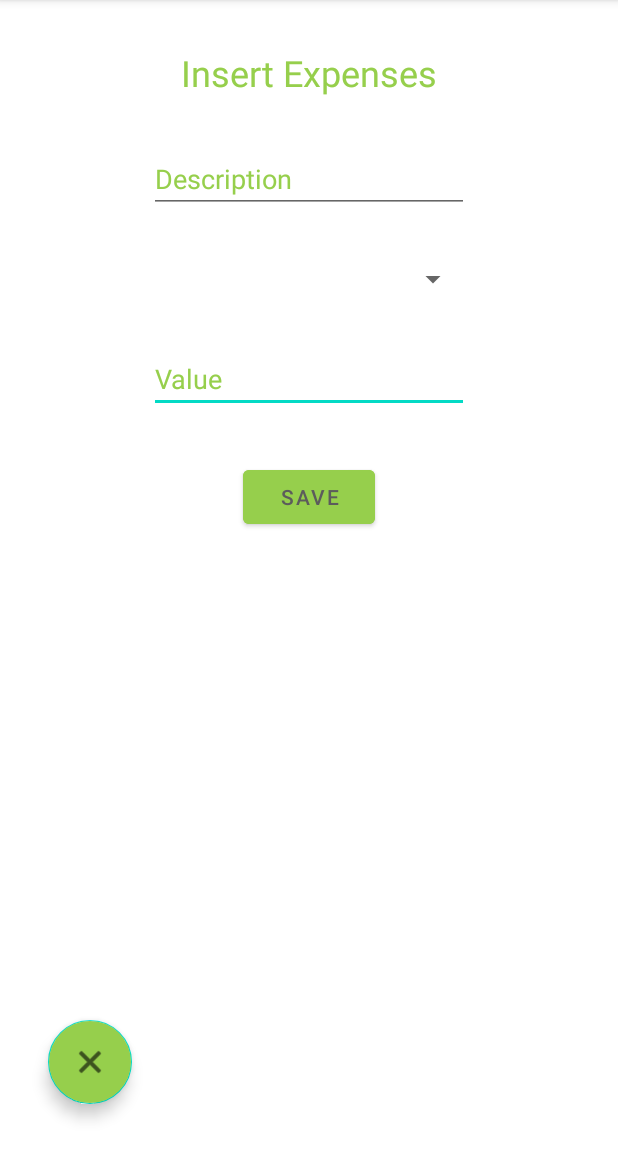
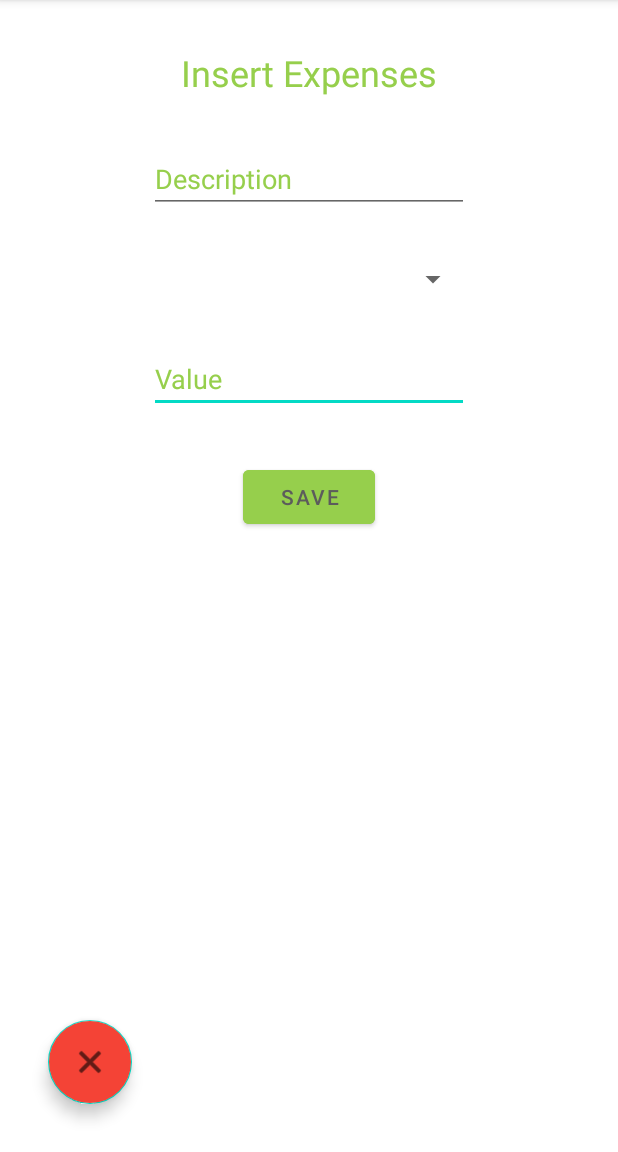
Before and after one commit to BrunoHorta-22541/KeepPocket, an Android app: the AddExpense screen opened directly, with no data from a screen before it, on a phone screen of 412 x 824 dp, the part 84-1236 px from its top. Run offline under Robolectric (Android 15) with nearby library versions, the phone set to English and light mode, and no system bars; our stand-ins replace Room's generated code.

Commit message:
Mais melhoramentos

```diff
--- a/Keep_Pocket/app/src/main/res/layout/activity_add_expenses.xml
+++ b/Keep_Pocket/app/src/main/res/layout/activity_add_expenses.xml
@@ -65,13 +65,14 @@
         app:layout_constraintEnd_toEndOf="@+id/editTextExpenseDescription"
         app:layout_constraintStart_toStartOf="@+id/editTextExpenseDescription"
         app:layout_constraintTop_toBottomOf="@+id/editTextExpenseDescription" />
+
     <com.google.android.material.floatingactionbutton.FloatingActionButton
         android:id="@+id/floatingActionButton2"
         android:layout_width="wrap_content"
         android:layout_height="wrap_content"
         android:layout_marginStart="32dp"
         android:layout_marginBottom="32dp"
-        android:backgroundTint="@color/colorText"
+        android:backgroundTint="#F44336"
         android:clickable="true"
         android:onClick="previous"
         app:layout_constraintBottom_toBottomOf="parent"
--- a/Keep_Pocket/app/src/main/res/layout/activity_expense_details.xml
+++ b/Keep_Pocket/app/src/main/res/layout/activity_expense_details.xml
@@ -65,13 +65,14 @@
         app:layout_constraintEnd_toEndOf="parent"
         app:layout_constraintStart_toStartOf="parent"
         app:layout_constraintTop_toTopOf="parent" />
+
     <com.google.android.material.floatingactionbutton.FloatingActionButton
         android:id="@+id/floatingActionButton2"
         android:layout_width="wrap_content"
         android:layout_height="wrap_content"
         android:layout_marginStart="32dp"
         android:layout_marginBottom="32dp"
-        android:backgroundTint="@color/colorText"
+        android:backgroundTint="#F44336"
         android:clickable="true"
         android:onClick="previous"
         app:layout_constraintBottom_toBottomOf="parent"
```
